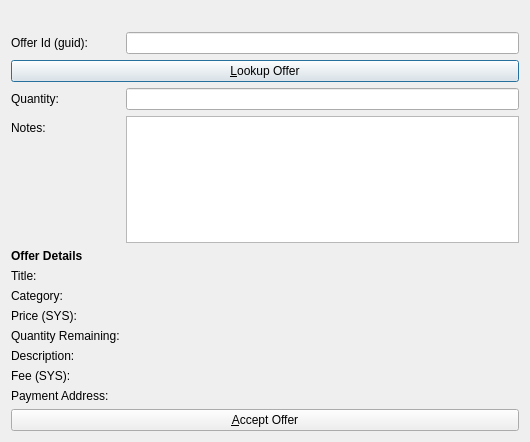
Qt form src/qt/forms/acceptandpayofferlistpage.ui (syscoin/syscoin1) before a commit.
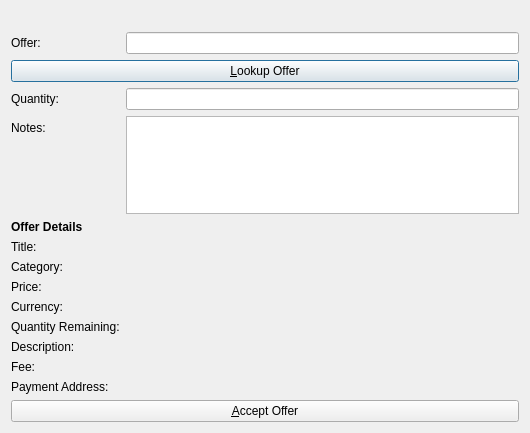
The same form after that commit. Icons and pictures are not drawn.

```diff
--- a/src/qt/forms/acceptandpayofferlistpage.ui
+++ b/src/qt/forms/acceptandpayofferlistpage.ui
@@ -7,7 +7,7 @@
     <x>0</x>
     <y>0</y>
     <width>530</width>
-    <height>442</height>
+    <height>433</height>
    </rect>
   </property>
   <property name="windowTitle">
@@ -39,7 +39,7 @@
      <item row="2" column="0">
       <widget class="QLabel" name="label">
        <property name="text">
-        <string>Offer Id (guid):</string>
+        <string>Offer:</string>
        </property>
        <property name="buddy">
         <cstring>offeridEdit</cstring>
@@ -140,7 +140,7 @@
      <item row="13" column="0">
       <widget class="QLabel" name="label_5">
        <property name="text">
-        <string>Price (SYS):</string>
+        <string>Price:</string>
        </property>
       </widget>
      </item>
@@ -158,13 +158,20 @@
       </widget>
      </item>
      <item row="14" column="0">
+      <widget class="QLabel" name="label_12">
+       <property name="text">
+        <string>Currency:</string>
+       </property>
+      </widget>
+     </item>
+     <item row="15" column="0">
       <widget class="QLabel" name="label_7">
        <property name="text">
         <string>Quantity Remaining:</string>
        </property>
       </widget>
      </item>
-     <item row="14" column="1">
+     <item row="15" column="1">
       <widget class="QLabel" name="infoQty">
        <property name="autoFillBackground">
         <bool>false</bool>
@@ -177,14 +184,14 @@
        </property>
       </widget>
      </item>
-     <item row="15" column="0">
+     <item row="16" column="0">
       <widget class="QLabel" name="label_9">
        <property name="text">
         <string>Description:</string>
        </property>
       </widget>
      </item>
-     <item row="15" column="1">
+     <item row="16" column="1">
       <widget class="QLabel" name="infoDescription">
        <property name="autoFillBackground">
         <bool>false</bool>
@@ -197,14 +204,14 @@
        </property>
       </widget>
      </item>
-     <item row="16" column="0">
+     <item row="17" column="0">
       <widget class="QLabel" name="label_8">
        <property name="text">
-        <string>Fee (SYS):</string>
+        <string>Fee:</string>
        </property>
       </widget>
      </item>
-     <item row="16" column="1">
+     <item row="17" column="1">
       <widget class="QLabel" name="infoFee">
        <property name="autoFillBackground">
         <bool>false</bool>
@@ -217,14 +224,14 @@
        </property>
       </widget>
      </item>
-     <item row="17" column="0">
+     <item row="18" column="0">
       <widget class="QLabel" name="label_10">
        <property name="text">
         <string>Payment Address:</string>
        </property>
       </widget>
      </item>
-     <item row="17" column="1">
+     <item row="18" column="1">
       <widget class="QLabel" name="infoPaymentAddress">
        <property name="autoFillBackground">
         <bool>false</bool>
```
Left out of the diff: 7 changed lines with no effect on the pictures.
